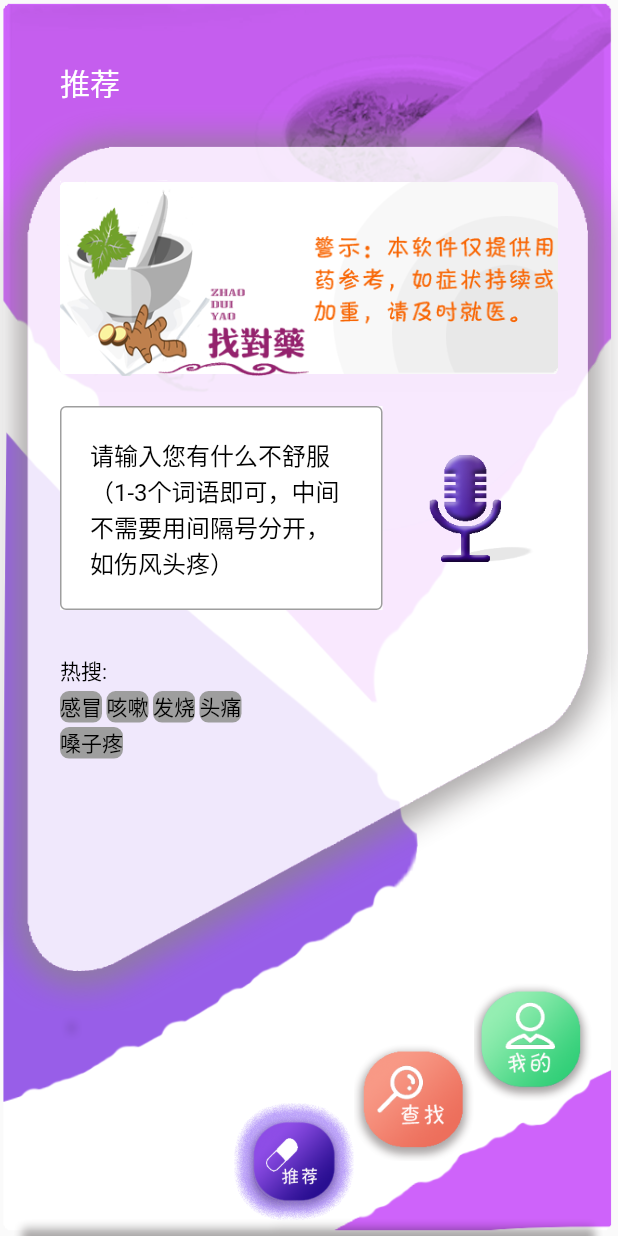
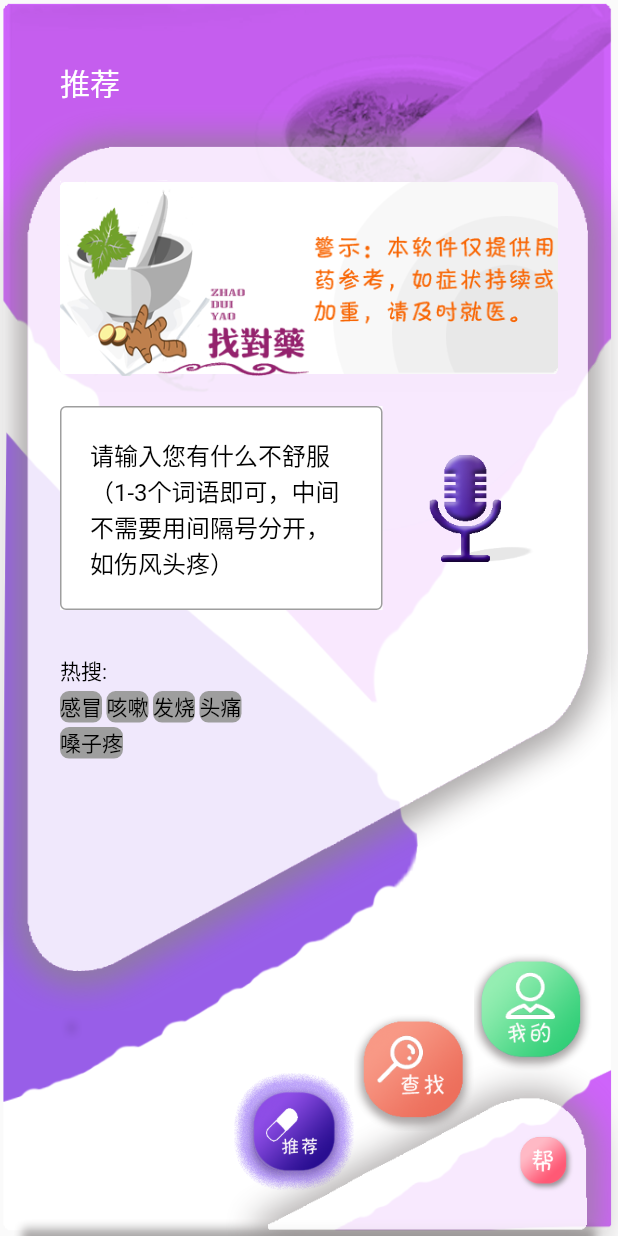
Before and after one commit to chenchongyu/zdy_flutter, a Flutter app: the screen it shows after launch, on a phone screen of 412 x 824 dp. Run offline on Flutter 3.47's test engine with Material 2 defaults, Android fonts, the phone set to English and light mode, and no system bars; our stand-ins replace dio, shared_preferences; generated files the repository leaves out were written again.

Commit message:
帮助页面

```diff
--- a/lib/main.dart
+++ b/lib/main.dart
@@ -8,6 +8,7 @@ import 'package:zdy_flutter/find.dart';
 import 'util/util.dart';
 
 import 'widget/loadding_dialog.dart';
+import 'help.dart';
 
 void main() => runApp(MyApp());
 
@@ -15,10 +16,12 @@ class MyApp extends StatelessWidget {
   //路由
   static final home = MyHomePage();
   static final find = FindPage("");
+  static final help = HelpPage();
   final routes = {
     '/': (context) => home,
     '/home': (context) => home,
-    '/find': (context) => find
+    '/find': (context) => find,
+    '/help': (context) => help
   };
 
   // This widget is the root of your application.
@@ -33,6 +36,7 @@ class MyApp extends StatelessWidget {
 
 class MyHomePage extends StatefulWidget {
   MyHomePage();
+
   @override
   _MyHomePageState createState() => _MyHomePageState();
 }
@@ -63,6 +67,11 @@ class _MyHomePageState extends State<MyHomePage> {
   ///跳转查找药页面
   gotoFind() {
     Navigator.of(context).pushNamed('/find');
+  }
+
+  ///跳转查找药页面
+  gotoHelp() {
+    Navigator.of(context).pushNamed('/help');
   }
 
   Widget buildTextField(TextEditingController controller, FocusNode focusNode) {
@@ -154,6 +163,14 @@ class _MyHomePageState extends State<MyHomePage> {
 
   @override
   Widget build(BuildContext context) {
+    //屏幕分辨率
+    MediaQueryData queryData = MediaQuery.of(context);
+    //宽
+    double screen_width = queryData.size.width;
+    //高
+    double screen_heigth = queryData.size.height;
+    //像素比
+    double devicePixelRatio = queryData.devicePixelRatio;
     Widget warning = new Center(
         child: Padding(
             padding: EdgeInsets.fromLTRB(40, 50, 40, 0),
@@ -318,7 +335,20 @@ class _MyHomePageState extends State<MyHomePage> {
                 ),
               ),
               Positioned(
-                bottom: 10.0,
+                bottom: 0,
+                right: 0,
+                child: Opacity(
+                  opacity: 0.95,
+                  child: Center(
+                    child: Image(
+                      image: new AssetImage("image/help_bg.png"),
+                      width: screen_width / 1.5,
+                    ),
+                  ),
+                ),
+              ),
+              Positioned(
+                bottom: 30.0,
                 right: 160.0,
                 child: MaterialButton(
                     child: Image(
@@ -328,7 +358,7 @@ class _MyHomePageState extends State<MyHomePage> {
                     onPressed: _getBatteryLevel),
               ),
               Positioned(
-                bottom: 50.0,
+                bottom: 70.0,
                 right: 80.0,
                 child: MaterialButton(
                     child: Image(
@@ -338,7 +368,7 @@ class _MyHomePageState extends State<MyHomePage> {
                     onPressed: gotoFind),
               ),
               Positioned(
-                bottom: 90.0,
+                bottom: 110.0,
                 right: 0,
                 child: MaterialButton(
                     child: Image(
@@ -346,7 +376,17 @@ class _MyHomePageState extends State<MyHomePage> {
                       width: 80,
                     ),
                     onPressed: _getBatteryLevel),
-              )
+              ),
+              Positioned(
+                bottom: 25.0,
+                right: 5,
+                child: MaterialButton(
+                    child: Image(
+                      image: new AssetImage("image/help.png"),
+                      width: 40,
+                    ),
+                    onPressed: gotoHelp),
+              ),
             ],
           ),
         ));
```
Also changed, not shown: lib/help.dart (added, +48 -0 lines), image/help.jpg (added), image/help.png (added).
